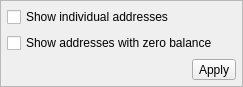
Qt form src/ui/ui_wallet_dlg_options1.ui (Bertrand256/dash-masternode-tool) before a commit.
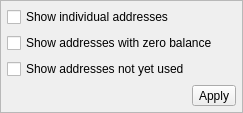
The same form after that commit.

Commit message: Wallet: presenting recipient/sender addresses in the transaction list Outgoing transaction has now only one record, regardless how many outputs it has.

Patch:
```diff
--- a/src/ui/ui_wallet_dlg_options1.ui
+++ b/src/ui/ui_wallet_dlg_options1.ui
@@ -76,6 +76,13 @@
         </property>
        </widget>
       </item>
+      <item>
+       <widget class="QCheckBox" name="chbShowNotUsedAddresses">
+        <property name="text">
+         <string>Show addresses not yet used</string>
+        </property>
+       </widget>
+      </item>
       <item>
        <layout class="QHBoxLayout" name="horizontalLayout">
         <property name="spacing">
```
The commit also changes 11 other files.
